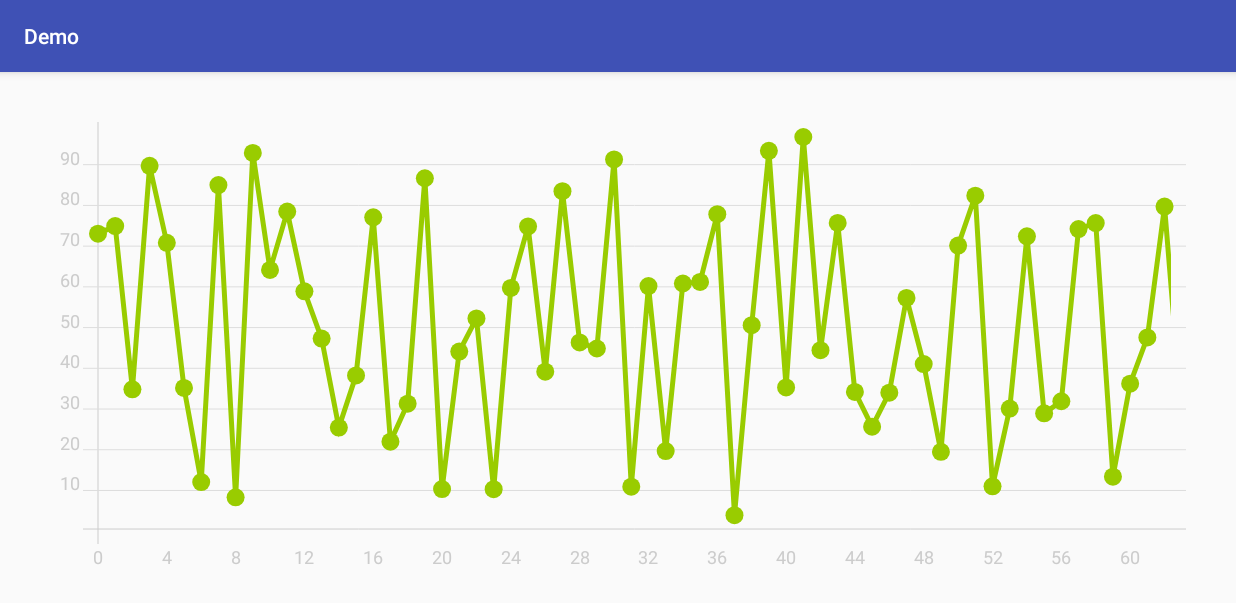
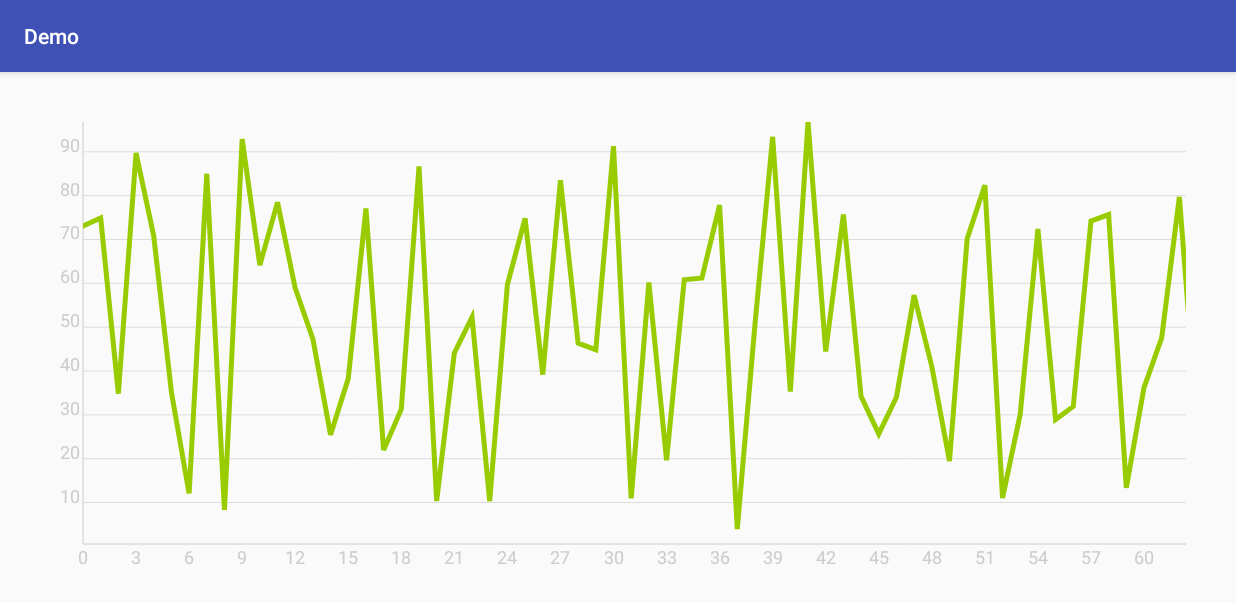
Before and after one commit to gzfgeh/AndroidDemo, an Android app: the CustomChartActivity screen opened directly, with no data from a screen before it, on a phone screen of 824 x 412 dp (held sideways). Shown: the top 603 px of the screen. Run offline under Robolectric (Android 15) with nearby library versions, the phone set to English and light mode, and no system bars; our stand-ins replace ButterKnife; libraries missing offline, so code that uses them is left out: rx.android.schedulers, rx.schedulers.

Commit message:
add chart

```diff
--- a/app/src/main/java/com/gzfgeh/CustomChart/CustomChartActivity.java
+++ b/app/src/main/java/com/gzfgeh/CustomChart/CustomChartActivity.java
@@ -1,12 +1,8 @@
 package com.gzfgeh.CustomChart;
 
 import android.os.Bundle;
-import android.view.MotionEvent;
-import android.view.View;
-import android.widget.Toast;
 
 import com.gzfgeh.BaseActivity;
-import com.gzfgeh.LogUtils;
 import com.gzfgeh.R;
 
 import java.util.ArrayList;
@@ -15,7 +11,7 @@ import java.util.List;
 import butterknife.Bind;
 import butterknife.ButterKnife;
 import lecho.lib.hellocharts.gesture.ZoomType;
-import lecho.lib.hellocharts.listener.LineChartOnValueSelectListener;
+import lecho.lib.hellocharts.listener.ViewportChangeListener;
 import lecho.lib.hellocharts.model.Axis;
 import lecho.lib.hellocharts.model.Line;
 import lecho.lib.hellocharts.model.LineChartData;
@@ -23,6 +19,7 @@ import lecho.lib.hellocharts.model.PointValue;
 import lecho.lib.hellocharts.model.Viewport;
 import lecho.lib.hellocharts.util.ChartUtils;
 import lecho.lib.hellocharts.view.LineChartView;
+import lecho.lib.hellocharts.view.PreviewLineChartView;
 
 /**
  * Description:
@@ -34,6 +31,7 @@ public class CustomChartActivity extends BaseActivity {
 
     private LineChartData data;
     private int numValues = 500;
+    private LineChartData previewData;
 
     @Override
     protected void onCreate(Bundle savedInstanceState) {
@@ -48,13 +46,12 @@ public class CustomChartActivity extends BaseActivity {
         chart.setZoomEnabled(true);
         chart.setScrollEnabled(true);
         showCurrentViewChart(chart);
-
     }
 
     private void generateDefaultData() {
         List<PointValue> values = new ArrayList<>();
         for (int i = 0; i < numValues; ++i) {
-            if(i > 100)
+            if (i > 100)
                 values.add(new PointValue(i, (float) Math.random() * 100f + 50f));
             else
                 values.add(new PointValue(i, (float) Math.random() * 100f));
@@ -62,7 +59,7 @@ public class CustomChartActivity extends BaseActivity {
 
         Line line = new Line(values);
         line.setColor(ChartUtils.COLOR_GREEN);
-        line.setHasPoints(true);// too many values so don't draw points.
+        line.setHasPoints(false);// too many values so don't draw points.
 
         List<Line> lines = new ArrayList<>();
         lines.add(line);
@@ -70,6 +67,9 @@ public class CustomChartActivity extends BaseActivity {
         data = new LineChartData(lines);
         data.setAxisXBottom(new Axis());
         data.setAxisYLeft(new Axis().setHasLines(true));
+
+        previewData = new LineChartData(data);
+        previewData.getLines().get(0).setColor(ChartUtils.DEFAULT_DARKEN_COLOR);
     }
 
     private void showCurrentViewChart(LineChartView chart) {
@@ -81,5 +81,4 @@ public class CustomChartActivity extends BaseActivity {
     }
 
 
-
 }
--- a/app/src/main/java/lecho/lib/hellocharts/renderer/LineChartRenderer.java
+++ b/app/src/main/java/lecho/lib/hellocharts/renderer/LineChartRenderer.java
@@ -156,7 +156,7 @@ public class LineChartRenderer extends AbstractChartRenderer {
         int lineIndex = 0;
         float closedIndex = touchX;
         for (Line line : data.getLines()) {
-            if (checkIfShouldDrawPoints(line)) {
+            //if (checkIfShouldDrawPoints(line)) {
                 int pointRadius = ChartUtils.dp2px(density, line.getPointRadius());
                 int valueIndex = 0;
                 for (PointValue pointValue : line.getValues()) {
@@ -173,7 +173,7 @@ public class LineChartRenderer extends AbstractChartRenderer {
 //                    }
                     ++valueIndex;
                 }
-            }
+            //}
             ++lineIndex;
         }
         return isTouched();
```
Also changed, not shown: app/src/main/java/com/gzfgeh/CustomChart/TouchLine.java (+7 -2 lines).
